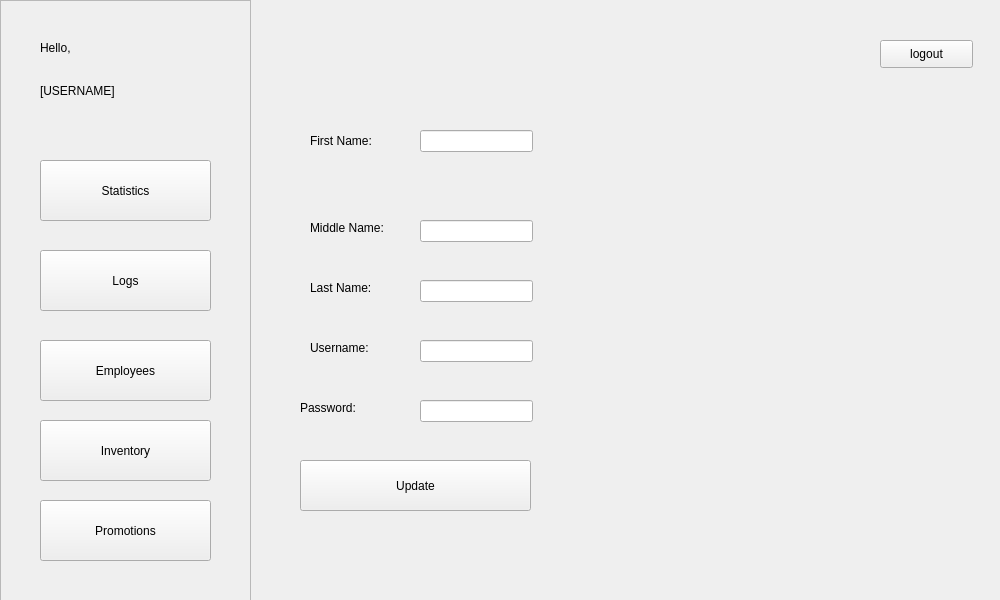
Above: POS/UI/EditEmployee.ui from ReiZedlav/CSCC-21.1-Software-Engineering-1 before the change. Below: the same form after it.
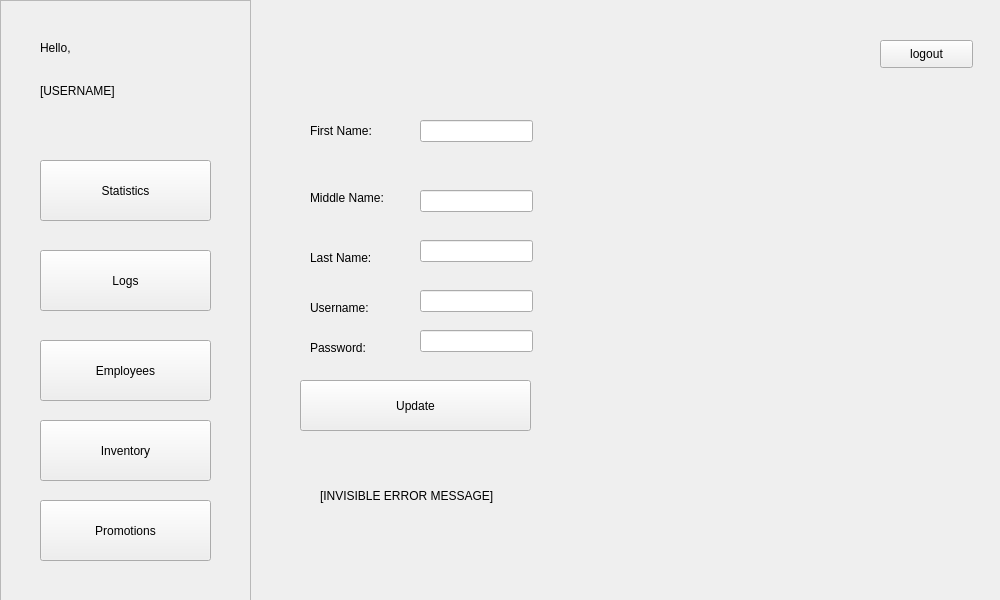
That is the form after the change.

Commit message: Edit employee complete

What changed in the file:
```diff
--- a/POS/UI/EditEmployee.ui
+++ b/POS/UI/EditEmployee.ui
@@ -138,7 +138,7 @@
     <property name="geometry">
      <rect>
       <x>310</x>
-      <y>120</y>
+      <y>110</y>
       <width>111</width>
       <height>41</height>
      </rect>
@@ -151,7 +151,7 @@
     <property name="geometry">
      <rect>
       <x>310</x>
-      <y>220</y>
+      <y>190</y>
       <width>151</width>
       <height>16</height>
      </rect>
@@ -164,7 +164,7 @@
     <property name="geometry">
      <rect>
       <x>310</x>
-      <y>280</y>
+      <y>250</y>
       <width>151</width>
       <height>16</height>
      </rect>
@@ -177,7 +177,7 @@
     <property name="geometry">
      <rect>
       <x>310</x>
-      <y>340</y>
+      <y>300</y>
       <width>151</width>
       <height>16</height>
      </rect>
@@ -189,8 +189,8 @@
    <widget class="QLabel" name="label_6">
     <property name="geometry">
      <rect>
-      <x>300</x>
-      <y>400</y>
+      <x>310</x>
+      <y>340</y>
       <width>151</width>
       <height>16</height>
      </rect>
@@ -203,7 +203,7 @@
     <property name="geometry">
      <rect>
       <x>420</x>
-      <y>130</y>
+      <y>120</y>
       <width>113</width>
       <height>22</height>
      </rect>
@@ -213,7 +213,7 @@
     <property name="geometry">
      <rect>
       <x>420</x>
-      <y>220</y>
+      <y>190</y>
       <width>113</width>
       <height>22</height>
      </rect>
@@ -223,7 +223,7 @@
     <property name="geometry">
      <rect>
       <x>420</x>
-      <y>280</y>
+      <y>240</y>
       <width>113</width>
       <height>22</height>
      </rect>
@@ -233,7 +233,7 @@
     <property name="geometry">
      <rect>
       <x>420</x>
-      <y>340</y>
+      <y>290</y>
       <width>113</width>
       <height>22</height>
      </rect>
@@ -243,7 +243,7 @@
     <property name="geometry">
      <rect>
       <x>420</x>
-      <y>400</y>
+      <y>330</y>
       <width>113</width>
       <height>22</height>
      </rect>
@@ -253,7 +253,7 @@
     <property name="geometry">
      <rect>
       <x>300</x>
-      <y>460</y>
+      <y>380</y>
       <width>231</width>
       <height>51</height>
      </rect>
@@ -262,6 +262,19 @@
      <string>Update</string>
     </property>
    </widget>
+   <widget class="QLabel" name="errorMsg">
+    <property name="geometry">
+     <rect>
+      <x>320</x>
+      <y>470</y>
+      <width>191</width>
+      <height>51</height>
+     </rect>
+    </property>
+    <property name="text">
+     <string>[INVISIBLE ERROR MESSAGE]</string>
+    </property>
+   </widget>
   </widget>
  </widget>
  <resources/>
```
The commit also changes 4 other files.
